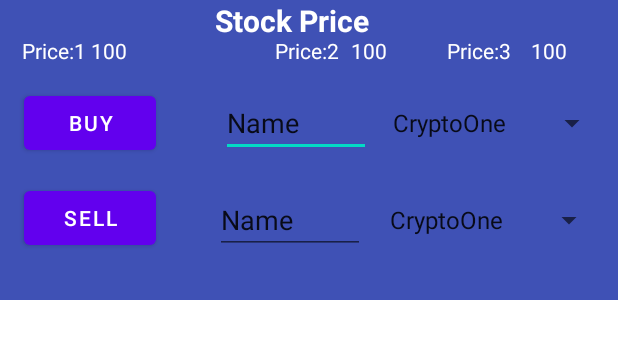
After one commit to NamanHimmatramka/Virtual-Stock-Market-22, an Android app: the layout trading_layout_item.xml on its own in the app's theme, with its tools: preview values and no code run, on a phone screen of 412 x 824 dp. The commit adds this screen. Shown: the top 339 px of the screen. Run offline under Robolectric (Android 15) with nearby library versions, the phone set to English and light mode, and no system bars.

Commit message:
Basic Trading UI (ItemView)

```diff
--- /dev/null
+++ b/app/src/main/res/layout/trading_layout_item.xml
@@ -0,0 +1,180 @@
+<?xml version="1.0" encoding="utf-8"?>
+<androidx.constraintlayout.widget.ConstraintLayout xmlns:android="http://schemas.android.com/apk/res/android"
+    xmlns:app="http://schemas.android.com/apk/res-auto"
+    xmlns:tools="http://schemas.android.com/tools"
+    android:layout_width="match_parent"
+    android:layout_height="200dp"
+    android:background="#3F51B5">
+
+
+    <TextView
+        android:id="@+id/Stock_name"
+        android:layout_width="wrap_content"
+        android:layout_height="wrap_content"
+        android:text="Stock Price"
+        android:textColor="@color/white"
+        android:textSize="20sp"
+        android:textStyle="bold"
+        app:layout_constraintEnd_toEndOf="parent"
+        app:layout_constraintHorizontal_bias="0.464"
+        app:layout_constraintStart_toStartOf="parent"
+        app:layout_constraintTop_toTopOf="parent" />
+
+    <TextView
+        android:id="@+id/tv_stock_price_crypto"
+        android:layout_width="wrap_content"
+        android:layout_height="wrap_content"
+        android:layout_marginTop="24dp"
+        android:text="Price:1 "
+        android:textColor="@color/white"
+        app:layout_constraintEnd_toEndOf="parent"
+        app:layout_constraintHorizontal_bias="0.04"
+        app:layout_constraintStart_toStartOf="parent"
+        app:layout_constraintTop_toTopOf="parent" />
+
+    <TextView
+        android:id="@+id/tv_stock_price_crypto2"
+        android:layout_width="wrap_content"
+        android:layout_height="wrap_content"
+        android:layout_marginTop="24dp"
+        android:text="Price:2 "
+        android:textColor="@color/white"
+        app:layout_constraintEnd_toEndOf="parent"
+        app:layout_constraintStart_toStartOf="parent"
+        app:layout_constraintTop_toTopOf="parent" />
+
+    <TextView
+        android:id="@+id/TV_stock_in_rupees_crypto2"
+        android:layout_width="wrap_content"
+        android:layout_height="wrap_content"
+        android:layout_marginStart="16dp"
+        android:layout_marginLeft="16dp"
+        android:layout_marginTop="24dp"
+        android:text="100"
+        android:textColor="@color/white"
+        app:layout_constraintEnd_toEndOf="@+id/Stock_name"
+        app:layout_constraintStart_toEndOf="@+id/tv_stock_price_crypto2"
+        app:layout_constraintTop_toTopOf="parent" />
+
+    <TextView
+        android:id="@+id/TV_stock_in_rupees_crypto1"
+        android:layout_width="wrap_content"
+        android:layout_height="wrap_content"
+        android:layout_marginTop="24dp"
+        android:text="100"
+        android:textColor="@color/white"
+        app:layout_constraintStart_toEndOf="@+id/tv_stock_price_crypto"
+        app:layout_constraintTop_toTopOf="parent" />
+
+    <TextView
+        android:id="@+id/tv_stock_price_crypto3"
+        android:layout_width="wrap_content"
+        android:layout_height="wrap_content"
+        android:layout_marginTop="24dp"
+        android:text="Price:3 "
+        android:textColor="@color/white"
+        app:layout_constraintEnd_toEndOf="parent"
+        app:layout_constraintStart_toEndOf="@+id/tv_stock_price_crypto2"
+        app:layout_constraintTop_toTopOf="parent" />
+
+    <TextView
+        android:id="@+id/TV_stock_in_rupees_crypto3"
+        android:layout_width="wrap_content"
+        android:layout_height="wrap_content"
+        android:layout_marginTop="24dp"
+        android:layout_marginEnd="24dp"
+        android:layout_marginRight="24dp"
+        android:text="100"
+        android:textColor="@color/white"
+        app:layout_constraintEnd_toEndOf="parent"
+        app:layout_constraintStart_toEndOf="@+id/tv_stock_price_crypto3"
+        app:layout_constraintTop_toTopOf="parent" />
+
+    <Button
+        android:id="@+id/BT_Buy"
+        android:layout_width="wrap_content"
+        android:layout_height="wrap_content"
+        android:layout_marginStart="16dp"
+        android:layout_marginLeft="16dp"
+        android:text="Buy"
+        app:layout_constraintBottom_toTopOf="@+id/BT_sell"
+        app:layout_constraintStart_toStartOf="parent"
+        app:layout_constraintTop_toBottomOf="@+id/tv_stock_price_crypto"
+        app:layout_constraintVertical_bias="0.52" />
+
+    <EditText
+        android:id="@+id/ET_Buy"
+        android:layout_width="100dp"
+        android:layout_height="wrap_content"
+        android:layout_marginEnd="16dp"
+        android:layout_marginRight="16dp"
+        android:ems="10"
+        android:inputType="textPersonName"
+        android:text="Name"
+        app:layout_constraintBottom_toBottomOf="@+id/BT_Buy"
+        app:layout_constraintEnd_toEndOf="parent"
+        app:layout_constraintHorizontal_bias="0.226"
+        app:layout_constraintStart_toEndOf="@+id/BT_Buy"
+        app:layout_constraintTop_toTopOf="@+id/BT_Buy"
+        app:layout_constraintVertical_bias="0.51" />
+
+    <Button
+        android:id="@+id/BT_sell"
+        android:layout_width="wrap_content"
+        android:layout_height="wrap_content"
+        android:layout_marginStart="16dp"
+        android:layout_marginLeft="16dp"
+        android:layout_marginBottom="16dp"
+        android:text="sell"
+        app:layout_constraintBottom_toBottomOf="parent"
+        app:layout_constraintStart_toStartOf="parent"
+        app:layout_constraintTop_toBottomOf="@+id/BT_Buy" />
+
+    <EditText
+        android:id="@+id/ET_Sell"
+        android:layout_width="100dp"
+        android:layout_height="wrap_content"
+        android:layout_marginEnd="8dp"
+        android:layout_marginRight="8dp"
+        android:ems="10"
+        android:inputType="textPersonName"
+        android:text="Name"
+        app:layout_constraintBottom_toBottomOf="@+id/BT_sell"
+        app:layout_constraintEnd_toEndOf="@+id/ET_Buy"
+        app:layout_constraintStart_toStartOf="@+id/ET_Buy"
+        app:layout_constraintTop_toTopOf="@+id/BT_sell"
+        app:layout_constraintVertical_bias="1.0" />
+
+    <LinearLayout
+        android:layout_width="wrap_content"
+        android:layout_height="wrap_content"
+        android:orientation="vertical"
+        app:layout_constraintBottom_toBottomOf="@+id/ET_Sell"
+        app:layout_constraintEnd_toEndOf="parent"
+        app:layout_constraintStart_toEndOf="@+id/ET_Sell"
+        app:layout_constraintTop_toTopOf="@+id/ET_Sell">
+
+        <Spinner
+            android:id="@+id/Spin_buy"
+            android:layout_width="match_parent"
+            android:layout_height="wrap_content"
+            android:entries="@array/CryptoCurrency" />
+    </LinearLayout>
+
+    <LinearLayout
+        android:layout_width="wrap_content"
+        android:layout_height="wrap_content"
+        android:orientation="vertical"
+        app:layout_constraintBottom_toBottomOf="@+id/ET_Buy"
+        app:layout_constraintEnd_toEndOf="parent"
+        app:layout_constraintStart_toEndOf="@+id/ET_Buy"
+        app:layout_constraintTop_toTopOf="@+id/ET_Buy">
+
+        <Spinner
+            android:id="@+id/Spin_sell"
+            android:layout_width="match_parent"
+            android:layout_height="wrap_content"
+            android:entries="@array/CryptoCurrency" />
+    </LinearLayout>
+
+</androidx.constraintlayout.widget.ConstraintLayout>
--- a/app/src/main/res/values/strings.xml
+++ b/app/src/main/res/values/strings.xml
@@ -2,4 +2,13 @@
     <string name="app_name">VSM\'22</string>
     <!-- TODO: Remove or change this placeholder text -->
     <string name="hello_blank_fragment">Hello blank fragment</string>
+
+    <string-array name="CryptoCurrency">
+        <item>@string/Cryot01</item>
+        <item>@string/Cryot02</item>
+        <item>@string/Cryot03</item>
+    </string-array>
+    <string name="Cryot01">CryptoOne</string>
+    <string name="Cryot02">CryptoTwo</string>
+    <string name="Cryot03">CryptoThree</string>
 </resources>
```
